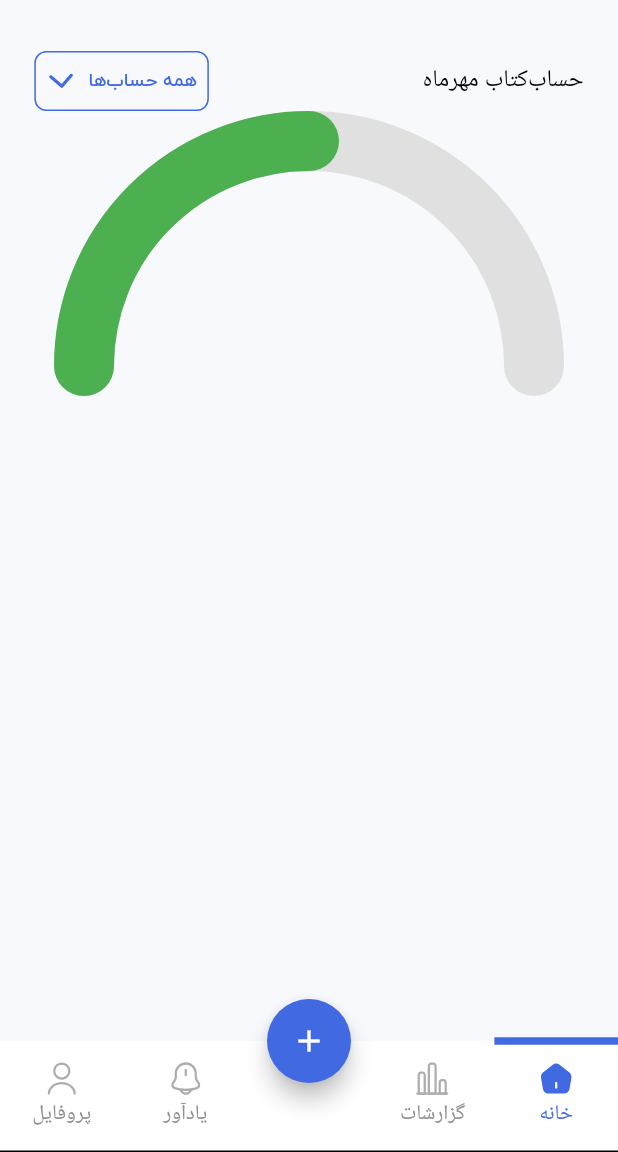
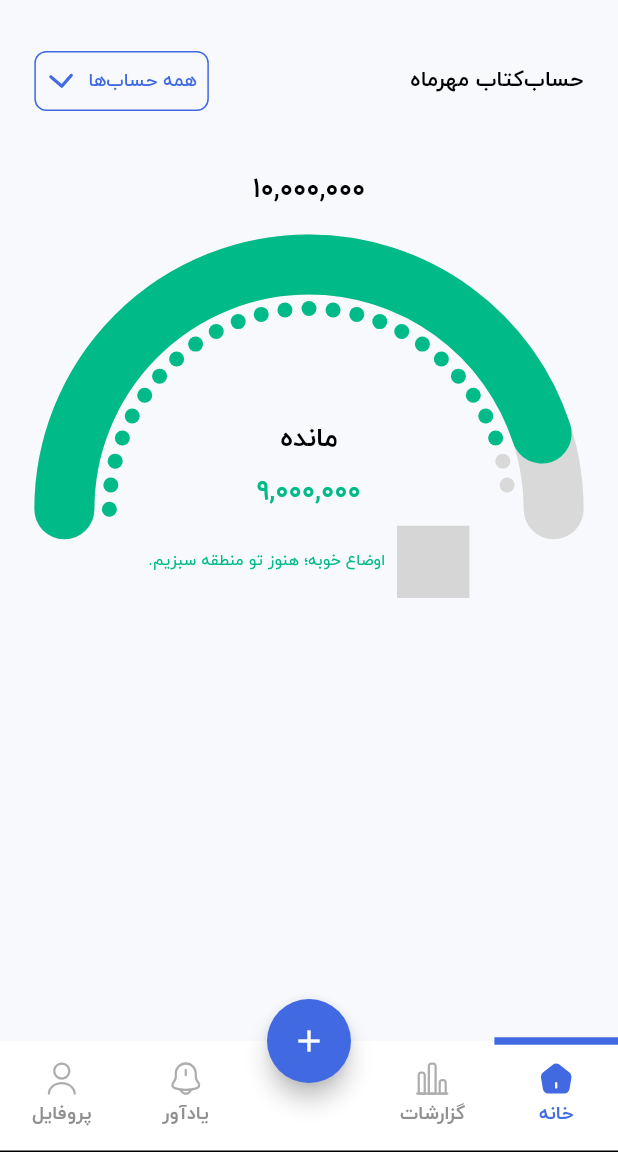
Before and after one commit to RezaNazari051/Chortkeh, a Flutter app: the OtpScreen screen opened by its route, after a tap on "تایید", on a phone screen of 412 x 824 dp, the part 84-1236 px from its top. Run offline on Flutter 3.47's test engine with Material 3 defaults, Android fonts, the phone set to English and light mode, and no system bars; our stand-ins replace animate_do, bloc, flutter_bloc, flutter_screenutil, flutter_svg, gap and 2 more; grey boxes are pictures that could not be loaded.

Commit message:
fix balanceIndicator widget and fix some bugs

```diff
--- a/lib/common/screens/main_wrapper.dart
+++ b/lib/common/screens/main_wrapper.dart
@@ -7,7 +7,7 @@ import 'package:flutter_bloc/flutter_bloc.dart';
 import 'package:flutter_screenutil/flutter_screenutil.dart';
 import 'package:flutter_svg/flutter_svg.dart';
 
-import '../constants/constants.dart';
+import '../utils/constants.dart';
 
 class MainWrapper extends StatefulWidget {
   static const String routeName = '/';
@@ -55,7 +55,10 @@ class _MainWrapperState extends State<MainWrapper>
 
   @override
   Widget build(BuildContext context) {
-    return Scaffold(
+    return SafeArea(
+    // bottom: false,
+      top: false,
+      child: Scaffold(
         backgroundColor: const Color(0xfff7f9fd),
         appBar: AppBar(
           backgroundColor: const Color(0xfff7f9fd),
@@ -121,7 +124,7 @@ class _MainWrapperState extends State<MainWrapper>
                     text: navbarItemsData['item4']!['title']!),
               ]),
         ),
-      body: TabBarView(controller: _tabController, children: [
+        body: TabBarView(controller: _tabController, children: const[
           HomeScreen(),
           HomeScreen(),
           HomeScreen(),
@@ -129,6 +132,7 @@ class _MainWrapperState extends State<MainWrapper>
           HomeScreen(),
 
         ]),
+      ),
     );
   }
 }
--- /dev/null
+++ b/lib/common/utils/extensions.dart
@@ -0,0 +1,4 @@
+extension StringExtension on String {
+  String toCurrencyFormat() => replaceAllMapped(
+      RegExp(r'(\d{1,3})(?=(\d{3})+(?!\d))'), (match) => '${match[1]},');
+}
--- a/lib/config/theme/app_color.dart
+++ b/lib/config/theme/app_color.dart
@@ -5,4 +5,9 @@ class AppColor{
   static const Color primaryColor=Color(0xff4169E1);
   static const Color grayColor=Color(0xff909090);
 
+  static const Color lightGrayColor=Color(0xffD9D9D9);
+  static const Color greenColor=Color(0xff00BA88);
+  static const Color redColor=Color(0xffED2E2E);
+
+
 }
--- a/lib/config/theme/app_theme.dart
+++ b/lib/config/theme/app_theme.dart
@@ -42,6 +42,10 @@ class AppTheme {
             ),
 
             //<------- body ------->
+            labelLarge:TextStyle(
+              fontFamily: 'IranYekan',
+              fontSize: 20,
+            ),
             bodyLarge: TextStyle(
               fontFamily: 'IranYekan',
               fontSize: 18,
@@ -54,6 +58,11 @@ class AppTheme {
               fontFamily: 'IranYekan',
               fontSize: 14,
             ),
+
+            //<------- body ------->
+
+
+
             labelMedium: TextStyle(fontFamily: 'IranYekanMedium', fontSize: 16),
             labelSmall: TextStyle(fontFamily: 'IranYekanMedium', fontSize: 14),
             displaySmall: TextStyle(fontFamily: 'IranYekan', fontSize: 12)),
--- a/lib/features/home/presentation/screens/home_screen.dart
+++ b/lib/features/home/presentation/screens/home_screen.dart
@@ -1,8 +1,10 @@
+
 import 'package:chortkeh/config/theme/app_color.dart';
-import 'package:chortkeh/features/home/presentation/widgets/semicircular_indicator.dart';
 import 'package:flutter/material.dart';
 import 'package:flutter_screenutil/flutter_screenutil.dart';
 import 'package:gap/gap.dart';
+
+import '../widgets/balance_indicator_widget.dart';
 
 class HomeScreen extends StatelessWidget {
   const HomeScreen({super.key});
@@ -22,8 +24,10 @@ class HomeScreen extends StatelessWidget {
               child: Row(
                 mainAxisAlignment: MainAxisAlignment.spaceBetween,
                 children: [
-                  Text('حساب‌کتاب مهرماه',
-                      style: Theme.of(context).textTheme.titleMedium),
+                  const Text(
+                    'حساب‌کتاب مهرماه',
+                    style: TextStyle(fontFamily: 'IranYekanBold'),
+                  ),
                   OutlinedButton(
                     onPressed: () {},
                     child: Row(
@@ -49,23 +53,9 @@ class HomeScreen extends StatelessWidget {
               ),
             ),
           ),
+           const SliverGap(20),
            SliverToBoxAdapter(
-            child: Center(
-              child: SemicircularIndicator(
-                radius: 150,
-                color: Colors.green,
-                backgroundColor: Colors.grey.shade300,
-                strokeWidth: 40,
-                bottomPadding: 0, received: 10000000 ,paid:5000000 ,
-                // child: Text(
-                //   '75%',
-                //   style: TextStyle(
-                //       fontSize: 32,
-                //       fontWeight: FontWeight.w600,
-                //       color: Colors.orange),
-                // ),
-              ),
-            ),
+            child: BalanceWidget(deposit: 10000000, withdrawal: 1000000,size: Size(285.w, 150),),
           )
         ],
       ),
--- /dev/null
+++ b/lib/features/home/presentation/widgets/balance_indicator_widget.dart
@@ -0,0 +1,219 @@
+import 'package:chortkeh/common/utils/constants.dart';
+import 'package:chortkeh/common/utils/extensions.dart';
+import 'package:chortkeh/config/theme/app_color.dart';
+import 'package:flutter/material.dart';
+import 'package:flutter_screenutil/flutter_screenutil.dart';
+import 'package:flutter_svg/flutter_svg.dart';
+import 'dart:math';
+
+import 'package:gap/gap.dart';
+
+class BalanceWidget extends StatefulWidget {
+  final double deposit;
+  final double withdrawal;
+  final Size size;
+
+  const BalanceWidget({
+    super.key,
+    required this.deposit,
+    required this.withdrawal,
+    required this.size,
+  });
+
+  @override
+  _BalanceWidgetState createState() => _BalanceWidgetState();
+}
+
+class _BalanceWidgetState extends State<BalanceWidget>
+    with SingleTickerProviderStateMixin {
+  late AnimationController _controller;
+  late Animation<double> _animation;
+
+  @override
+  void initState() {
+    super.initState();
+    _controller = AnimationController(
+      duration: const Duration(seconds: 1),
+      vsync: this,
+    );
+    _animation = Tween<double>(begin: 0, end: 1).animate(_controller)
+      ..addListener(() {
+        setState(() {});
+      });
+    _controller.forward();
+  }
+
+  @override
+  void dispose() {
+    _controller.dispose();
+    super.dispose();
+  }
+
+  @override
+  Widget build(BuildContext context) {
+    final TextTheme textTheme = Theme.of(context).textTheme;
+    final double balance = widget.deposit - widget.withdrawal;
+    final double percentage = (balance / widget.deposit).clamp(-1.0, 1.0).abs();
+
+    Color color;
+    if (balance > 0) {
+      color = AppColor.greenColor;
+    } else if (balance < 0) {
+      color = AppColor.redColor;
+    } else {
+      color = AppColor.lightGrayColor;
+    }
+
+    return Column(
+      children: [
+        Text(widget.deposit.toStringAsFixed(0).toCurrencyFormat(),
+            style: textTheme.headlineSmall),
+        Gap(50.h),
+        Stack(
+          alignment: Alignment.center,
+          children: [
+            CustomPaint(
+              size: widget.size,
+              painter: ArcPainter(
+                percentage: percentage * _animation.value,
+                color: color,
+              ),
+            ),
+            CustomPaint(
+              size: Size(widget.size.width - 50, widget.size.height * 1.85),
+              painter: DotsPainter(
+                percentage: percentage * _animation.value,
+                color: color,
+              ),
+            ),
+            Column(
+              mainAxisSize: MainAxisSize.min,
+              children: [
+                Text(
+                  'مانده',
+                  style: textTheme.headlineSmall,
+                ),
+                const SizedBox(height: 8),
+                Directionality(
+                  textDirection: TextDirection.ltr,
+                  child: Text(
+                    balance.toStringAsFixed(0).toCurrencyFormat(),
+                    style: textTheme.headlineSmall!.apply(color:balance==0?Colors.black: color),
+                  ),
+                ),
+                const SizedBox(height: 8),
+                Row(
+                  mainAxisAlignment: MainAxisAlignment.center,
+                  children: [
+                    SvgPicture.asset(balance.isNegative
+                        ? '$iconUrl/ic_red_warning.svg'
+                        : balance == 0
+                            ? '$iconUrl/ic_grey_warning.svg'
+                            : '$iconUrl/ic_green_tick-circle.svg'),
+                    const Gap(8),
+                    Text(
+                      balance.isNegative
+                          ? 'هشدار! بیشتر از دخلت خرج کردی.'
+                          : balance == 0
+                              ? 'فعلا که خبری نیست تا ببینیم چی میشه'
+                              : 'اوضاع خوبه؛ هنوز تو منطقه سبزیم.',
+                      style: textTheme.displaySmall!.apply(
+                        color: balance.isNegative
+                            ? AppColor.redColor
+                            : balance == 0
+                                ? AppColor.grayColor
+                                : AppColor.greenColor,
+                      ),
+                    ),
+                  ],
+                )
+              ],
+            ),
+          ],
+        ),
+      ],
+    );
+  }
+}
+
+class ArcPainter extends CustomPainter {
+  final double percentage;
+  final Color color;
+
+  ArcPainter({required this.percentage, required this.color});
+
+  @override
+  void paint(Canvas canvas, Size size) {
+    final rect = Rect.fromCircle(
+      center: Offset(size.width / 2, size.height / 2),
+      radius: size.width / 2,
+    );
+
+    final backgroundPaint = Paint()
+      ..color = AppColor.lightGrayColor
+      ..style = PaintingStyle.stroke
+      ..strokeCap = StrokeCap.round
+      ..strokeWidth = 40;
+
+    canvas.drawArc(
+      rect,
+      -pi,
+      pi,
+      false,
+      backgroundPaint,
+    );
+
+    final foregroundPaint = Paint()
+      ..color = color
+      ..style = PaintingStyle.stroke
+      ..strokeWidth = 40
+      ..strokeCap = StrokeCap.round;
+
+    canvas.drawArc(
+      rect,
+      -pi,
+      percentage * pi,
+      false,
+      foregroundPaint,
+    );
+  }
+
+  @override
+  bool shouldRepaint(covariant CustomPainter oldDelegate) => true;
+}
+
+class DotsPainter extends CustomPainter {
+  final Color color;
+  final double percentage;
+
+  DotsPainter({required this.percentage, required this.color});
+
+  @override
+  void paint(Canvas canvas, Size size) {
+    final paint = Paint()..style = PaintingStyle.fill;
+
+    const double dotRadius = 5.0;
+    const int totalDots = 26;
+    const double startAngle = -pi;
+    final sweepAngle = percentage * pi;
+
+    for (int i = 0; i < totalDots; i++) {
+      final double angle = startAngle + (i / totalDots) * pi;
+      final Offset offset = Offset(
+        size.width / 2 + (size.width / 2 - dotRadius) * cos(angle),
+        size.height / 2 + (size.height / 2 - dotRadius) * sin(angle),
+      );
+
+      if (angle <= startAngle + sweepAngle) {
+        paint.color = color;
+      } else {
+        paint.color = AppColor.lightGrayColor;
+      }
+
+      canvas.drawCircle(offset, dotRadius, paint);
+    }
+  }
+
+  @override
+  bool shouldRepaint(covariant CustomPainter oldDelegate) => true;
+}
--- a/lib/main.dart
+++ b/lib/main.dart
@@ -1,11 +1,12 @@
 import 'package:chortkeh/common/bloc/bottom_navbar_cubit/bottom_navbar_cubit.dart';
-import 'package:chortkeh/common/screens/main_wrapper.dart';
 import 'package:chortkeh/config/theme/app_theme.dart';
 import 'package:chortkeh/router.dart';
 import 'package:flutter/material.dart';
 import 'package:flutter_localizations/flutter_localizations.dart';
 import 'package:flutter_screenutil/flutter_screenutil.dart';
 import 'package:flutter_bloc/flutter_bloc.dart';
+
+import 'features/intro/presentation/screens/splash_screen.dart';
 
 void main() {
   runApp(
@@ -43,8 +44,8 @@ class MyApp extends StatelessWidget {
           theme: AppTheme.lightTheme(),
           themeMode: ThemeMode.light,
           routes: routeMethod(),
-          // initialRoute: SplashScreen.routeName,
-          initialRoute: MainWrapper.routeName,
+          initialRoute: SplashScreen.routeName,
+          // initialRoute: MainWrapper.routeName,
         );
       }
     );
```
Also changed, not shown: pubspec.yaml (+7 -4 lines), lib/common/utils/constants.dart (renamed from lib/common/constants/constants.dart), pubspec.lock, 6 other files. Lines whose indentation alone changed are shown as unchanged.
